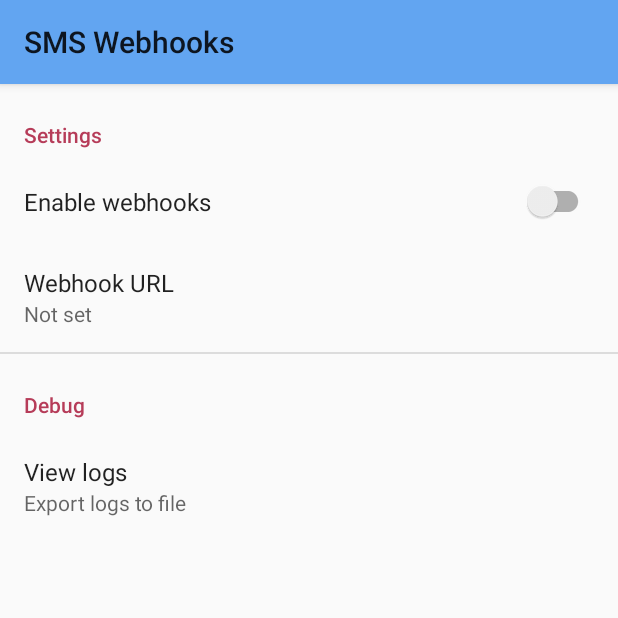
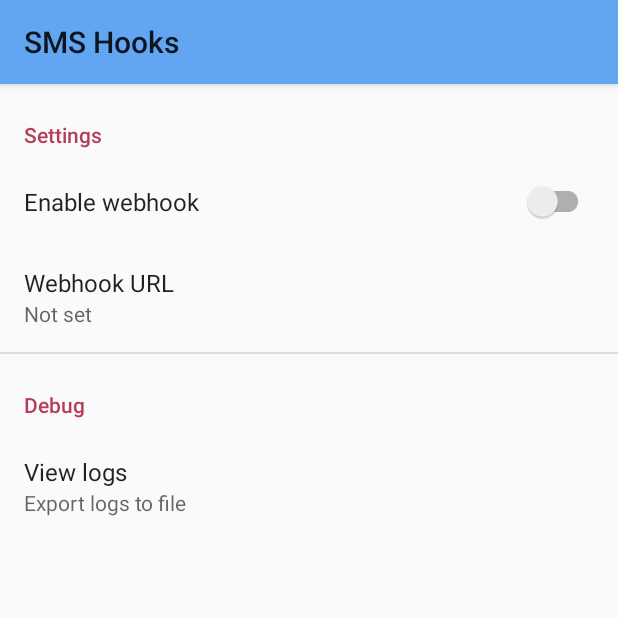
Before and after one commit to sa3dany/android-sms-hooks, an Android app: the screen it shows after launch (MainActivity), on a phone screen of 412 x 824 dp, the top half of it. Run offline under Robolectric (Android 15) with nearby library versions, the phone set to English and light mode, and no system bars; our stand-ins replace androidx.preference.

Commit message:
Update strings.xml

```diff
--- a/app/src/main/res/values/strings.xml
+++ b/app/src/main/res/values/strings.xml
@@ -1,7 +1,8 @@
 <resources>
-    <string name="app_name">SMS Webhooks</string>
-
-    <string name="settings_enable">Enable webhooks</string>
+    <string name="app_name">SMS Hooks</string>
+    <string name="settings_enable">Enable webhook</string>
     <string name="settings_server_url">Webhook URL</string>
     <string name="settings_server_url_hint">https://yourserver.com</string>
+    <string name="settings_export_logs">View logs</string>
+    <string name="settings_export_logs_summary">Export logs to file</string>
 </resources>
--- a/app/src/main/res/xml/preferences.xml
+++ b/app/src/main/res/xml/preferences.xml
@@ -25,7 +25,7 @@
         <Preference
             app:iconSpaceReserved="false"
             app:key="exportLogs"
-            app:summary="Export logs to file"
-            app:title="View logs" />
+            app:summary="@string/settings_export_logs_summary"
+            app:title="@string/settings_export_logs" />
     </PreferenceCategory>
 </PreferenceScreen>
```
